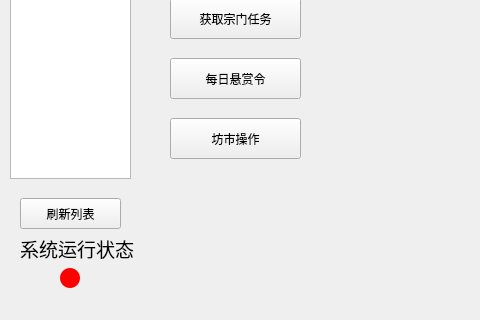
First picture: the form in Celestian.ui, repository Eternity-boundary/CelestianPlusPlus, before the edit; both pictures show x 0 to 480 and y 202 to 522 of the 669 by 522 pixel window.
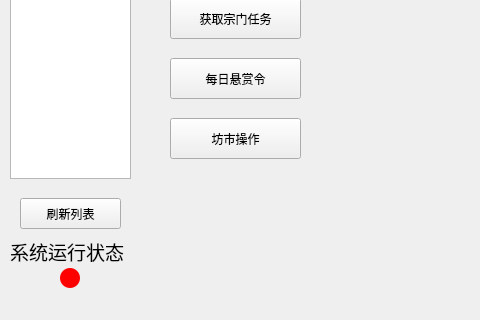
Second picture: the form after the edit.

Patch:
```diff
--- a/Celestian.ui
+++ b/Celestian.ui
@@ -187,10 +187,10 @@
    <widget class="QLabel" name="label">
     <property name="geometry">
      <rect>
-      <x>20</x>
+      <x>10</x>
       <y>440</y>
       <width>121</width>
-      <height>21</height>
+      <height>26</height>
      </rect>
     </property>
     <property name="font">
```
Left out of the diff: 18 changed lines with no effect on the pictures.
